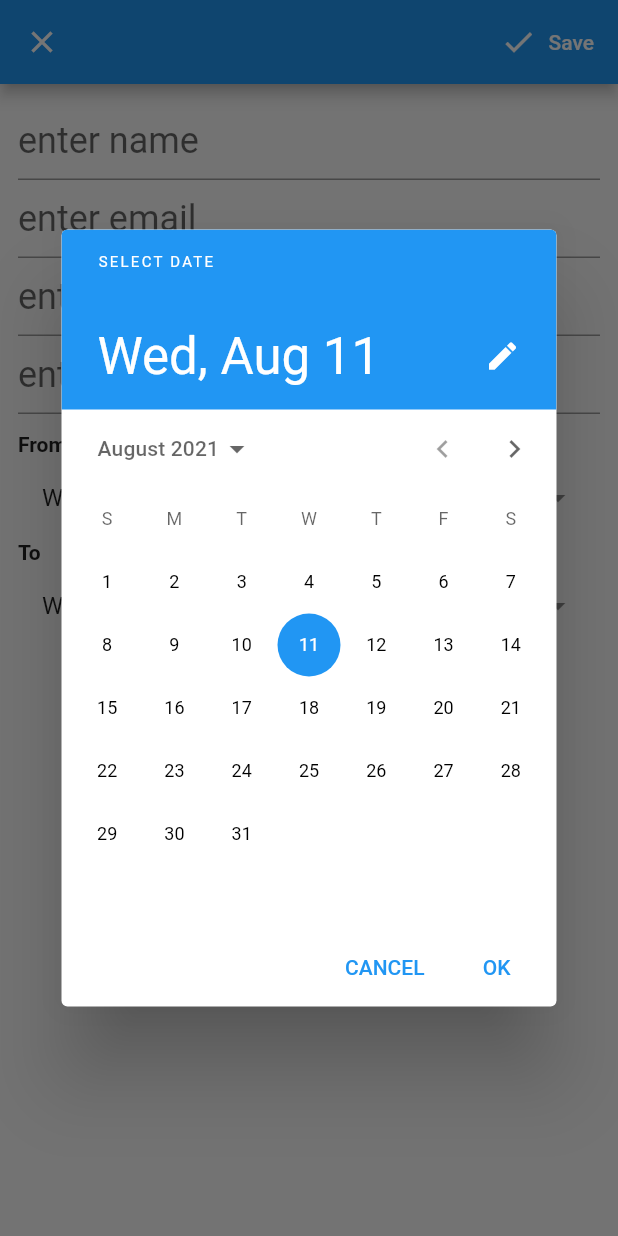
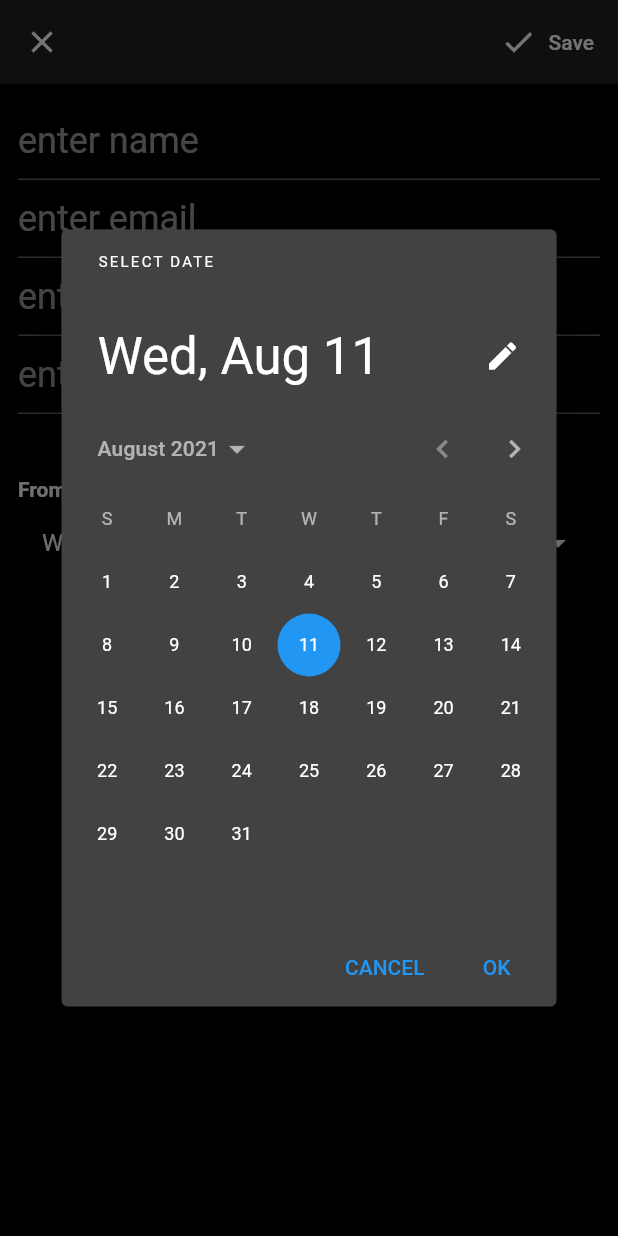
Before and after one commit to rahul6975/Calendar-Book-App, a Flutter app: the EventAddingPage screen opened directly, after a tap on an icon or button, on a phone screen of 412 x 824 dp. Run offline on Flutter 3.47's test engine with Material 2 defaults, Android fonts, the light colour scheme and no system bars; our stand-ins replace email_validator, shared_preferences, syncfusion_flutter_calendar; missing offline and left inert: syncfusion_flutter_core; accounts and stored records are empty.

Commit message:
constraints added

```diff
--- a/appointment_booking_app/lib/EventAddingPage.dart
+++ b/appointment_booking_app/lib/EventAddingPage.dart
@@ -199,8 +199,8 @@ Save button
    */
   Widget buildDateTimePicker() => Column(
         children: [
-          buildFrom(),
-          buildTo(),
+          Container(margin: EdgeInsets.only(top: 30), child: buildFrom()),
+          // buildTo(),
         ],
       );
 
@@ -305,6 +305,11 @@ Save button
       final provider = Provider.of<EventProvider>(context, listen: false);
       provider.addAppointment(event);
       saveData(event);
+      ScaffoldMessenger.of(context).showSnackBar(
+        SnackBar(
+          content: Text("Appointment booked successfully"),
+        ),
+      );
       Navigator.of(context).pop();
     }
   }
@@ -342,8 +347,6 @@ Save button
       toDate = DateTime(date.year, date.month, date.day);
     }
     setState(() {
-      final datee = DateTime(toDate.year, toDate.month, toDate.day,
-          toDate.hour + 1, toDate.minute);
       fromDate = date;
     });
   }
@@ -362,17 +365,18 @@ Save button
       );
 
       if (date == null) return null;
-
       final time =
           Duration(hours: initialDate.hour, minutes: initialDate.minute);
       return date.add(time);
     } else {
       final timeOfDay = await showTimePicker(
-          context: context, initialTime: TimeOfDay.fromDateTime(initialDate));
-
+        context: context,
+        initialTime: TimeOfDay.fromDateTime(initialDate),
+      );
       if (timeOfDay == null) return null;
 
-      if (timeOfDay.hour < 9 || timeOfDay.hour > 17) {
+      if (timeOfDay.hour < 9 ||
+          (timeOfDay.hour >= 16 && timeOfDay.minute > 0)) {
         ScaffoldMessenger.of(context).showSnackBar(
           SnackBar(
             content: Text("Working Hours are from 9am to 5pm"),
@@ -383,6 +387,14 @@ Save button
       final date =
           DateTime(initialDate.year, initialDate.month, initialDate.day);
       final time = Duration(hours: timeOfDay.hour, minutes: timeOfDay.minute);
+      if (date.hour > DateTime.now().hour) {
+        ScaffoldMessenger.of(context).showSnackBar(
+          SnackBar(
+            content: Text("You cannot but appointment for already passed time"),
+          ),
+        );
+        return null;
+      }
       return date.add(time);
     }
   }
--- a/appointment_booking_app/lib/main.dart
+++ b/appointment_booking_app/lib/main.dart
@@ -9,6 +9,10 @@ void main() {
     ChangeNotifierProvider(
       create: (context) => EventProvider(),
       child: MaterialApp(
+        themeMode: ThemeMode.dark,
+        darkTheme: ThemeData.dark().copyWith(
+          scaffoldBackgroundColor: Colors.black,
+        ),
         home: MyApp(),
       ),
     ),
```
